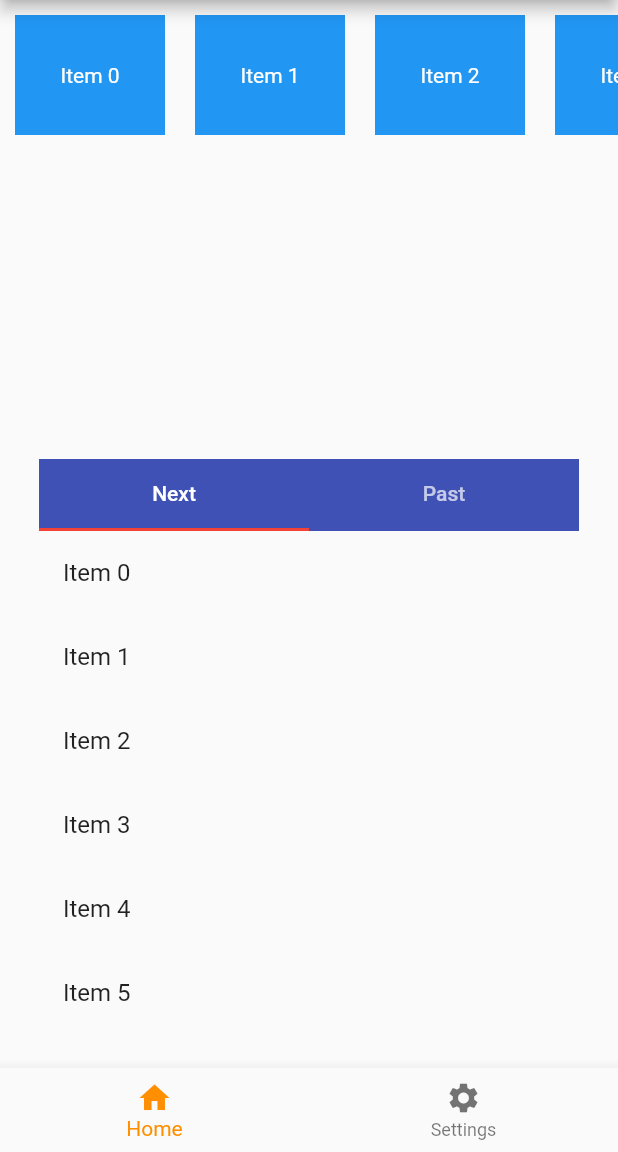
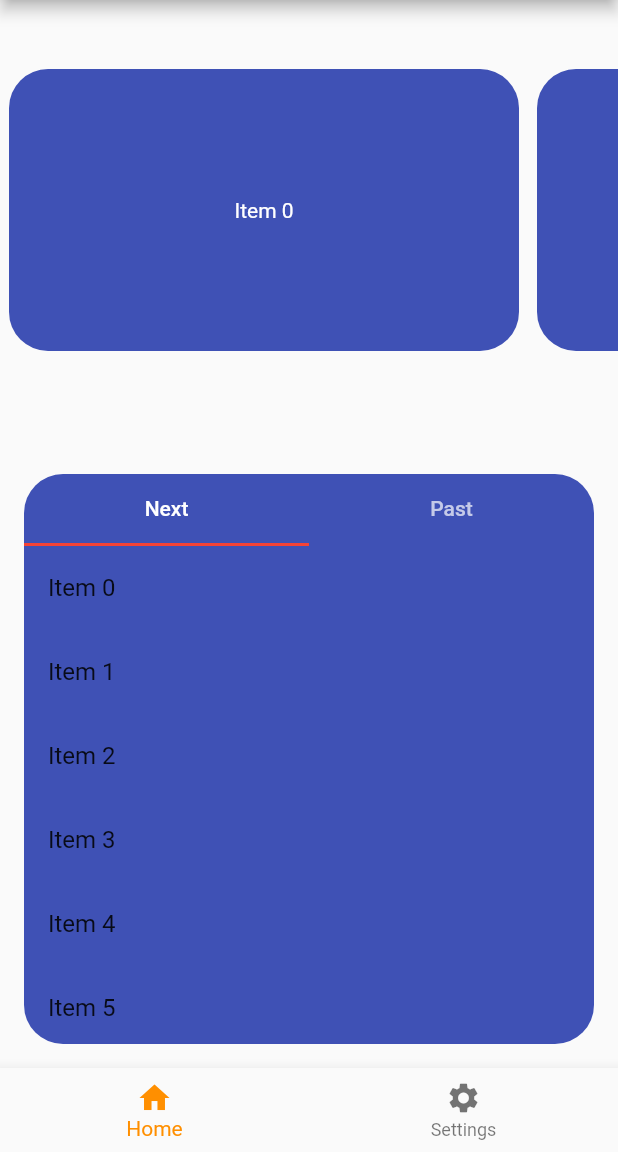
Before and after one commit to LucasGabriiel/MyPetsHybrid, a Flutter app: the screen it shows after launch, on a phone screen of 412 x 824 dp, the part 84-1236 px from its top. Run offline on Flutter 3.47's test engine with Material 2 defaults, Android fonts, the light colour scheme and no system bars.

Commit message:
Layout improvements on home. Added settings view

```diff
--- a/lib/my_pets_app.dart
+++ b/lib/my_pets_app.dart
@@ -1,5 +1,6 @@
 import 'package:flutter/material.dart';
 import 'package:my_pets/scenes/home.dart';
+import 'package:my_pets/scenes/settings.dart';
 
 class MyPetsApp extends StatelessWidget {
   const MyPetsApp({super.key});
@@ -38,10 +39,7 @@ class _MyStatefulWidgetState extends State<MyStatefulWidget> {
       TextStyle(fontSize: 30, fontWeight: FontWeight.bold);
   static List<Widget> _widgetOptions = <Widget>[
     HomePage(),
-    Text(
-      'Index 1: Settings',
-      style: optionStyle,
-    ),
+    Settings(),
   ];
 
   void _onItemTapped(int index) {
--- a/lib/scenes/home.dart
+++ b/lib/scenes/home.dart
@@ -9,17 +9,21 @@ class HomePage extends StatelessWidget {
       ),
       body: Column(
         children: [
+          const SizedBox(height: 40),
           SizedBox(
-            height: 100,
+            height: 200,
             child: ListView.builder(
               scrollDirection: Axis.horizontal,
               itemCount: 10,
               itemBuilder: (context, index) {
                 return Container(
-                  width: 100,
-                  height: 100,
-                  margin: EdgeInsets.all(10),
-                  color: Colors.blue,
+                  width: 340,
+                  height: 170,
+                  margin: EdgeInsets.all(6),
+                  decoration: BoxDecoration(
+                    color: Colors.indigo,
+                    borderRadius: BorderRadius.circular(26),
+                  ),
                   child: Center(
                     child: Text(
                       'Item $index',
@@ -30,17 +34,15 @@ class HomePage extends StatelessWidget {
               },
             ),
           ),
-          const SizedBox(height: 180),
-          DefaultTabController(
+          const SizedBox(height: 60),
+          Expanded(
+            child: Container(
+              child: DefaultTabController(
                 length: 2,
                 child: Expanded(
-              child: Padding(
-                padding: const EdgeInsets.all(26.0),
                     child: Column(
                     children: [
-                  Material(
-                  color: Colors.indigo,
-                  child: TabBar(
+                    TabBar(
                       indicatorColor: Colors.red,
                       tabs: [
                         Tab(
@@ -50,7 +52,6 @@ class HomePage extends StatelessWidget {
                           text: 'Past',
                         ),
                       ],
-                          ),
                     ),
                     Expanded(
                         child: TabBarView(
@@ -76,8 +77,14 @@ class HomePage extends StatelessWidget {
                       ),
                     ],
                   ),
+                )
               ),
-            )
+              margin: EdgeInsets.all(16),
+              decoration: BoxDecoration(
+                color: Colors.indigo,
+                borderRadius: BorderRadius.circular(26),
+              ),
+            ),
           ),
         ],
       ),
--- /dev/null
+++ b/lib/scenes/settings.dart
@@ -0,0 +1,20 @@
+import 'package:flutter/material.dart';
+
+class Settings extends StatelessWidget {
+  @override
+  Widget build(BuildContext context) {
+    return Scaffold(
+      appBar: AppBar(
+        title: Text('My Pets'),
+      ),
+      body: ListView.builder(
+              itemCount: 20,
+              itemBuilder: (context, index) {
+                return ListTile(
+                  title: Text('Item $index'),
+                );
+              },
+            )
+    );
+  }
+}
```
Lines whose indentation alone changed are shown as unchanged.
